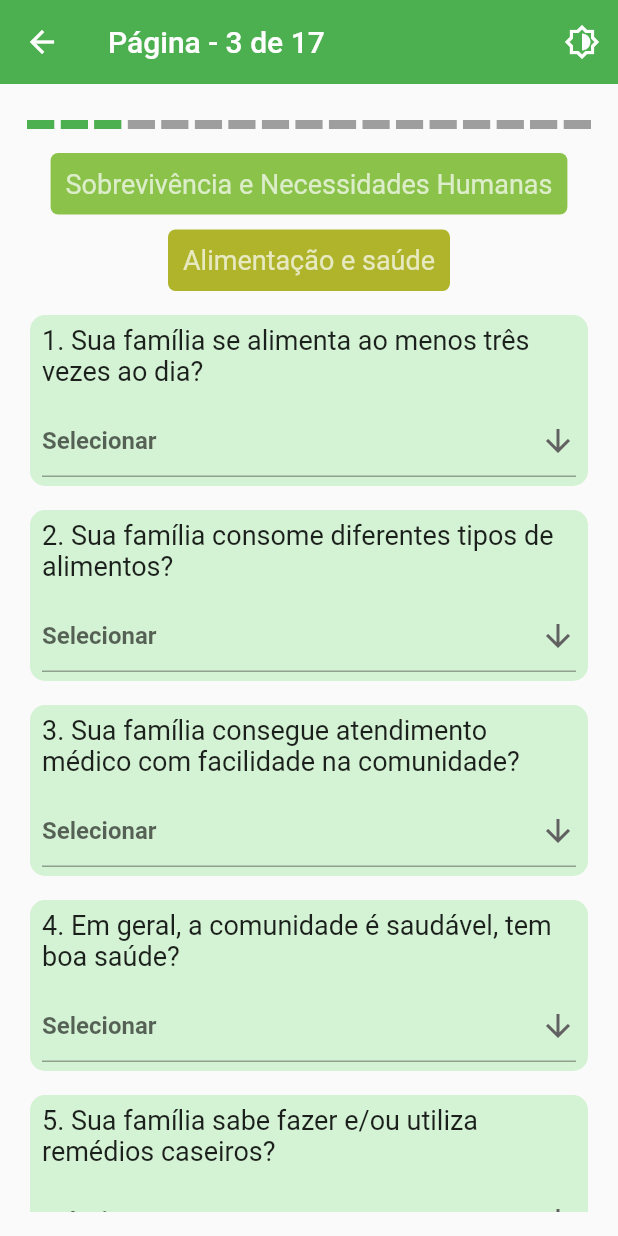
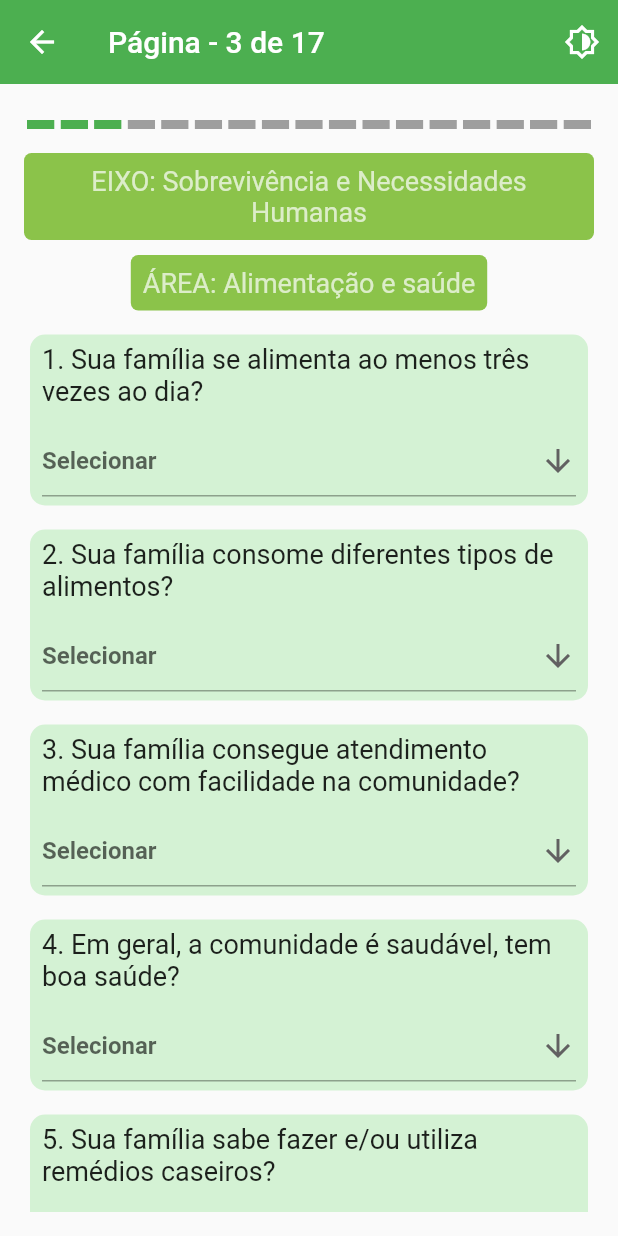
Before and after one commit to PHVGuimaraes-dev/app-antropoindicadores, a Flutter app: the FormPage screen opened by its route, on a phone screen of 412 x 824 dp. Run offline on Flutter 3.47's test engine with Material 2 defaults, Android fonts, the phone set to English and light mode, and no system bars; drawn by our look-alikes of step_progress_indicator; our stand-ins replace adaptive_theme, csv, flutter_riverpod, permission_handler; missing offline and left inert: flutter_pdfview, shared_preferences_web.

Commit message:
fix - UI updates

```diff
--- a/lib/main.dart
+++ b/lib/main.dart
@@ -8,10 +8,6 @@ import 'screens/home_page.dart';
 import 'screens/form_data_page.dart';
 import 'screens/informant_data_page.dart';
 
-// TODO: Navegação livre entre páginas
-// TODO: Não apagar abas ao voltar
-// TODO: Descrição de itens
-// TODO: Padronização de UI
 
 Future<void> main() async {
 
--- a/lib/page_scaffold.dart
+++ b/lib/page_scaffold.dart
@@ -29,7 +29,11 @@ class PageScaffold extends StatelessWidget {
       backgroundColor: Theme.of(context).scaffoldBackgroundColor,
       body: SafeArea(
           minimum: const EdgeInsets.all(16),
-          child: child)
+          //child: PageStorage(
+            //bucket: PageStorageBucket(),
+            child: child,
+          //)
+      )
     );
   }
 }
--- a/lib/screens/form_page.dart
+++ b/lib/screens/form_page.dart
@@ -28,12 +28,14 @@ class _FormPageState extends State<FormPage>{
   late int indexRota; // índice da sequência de páginas
   late int indexP;  // índice da posição da pergunta
   late int indexV;
+  //late PageStorageKey _storageKey;
 
   @override
   void initState() {
     indexRota = widget.indice;
     indexP = 0 + (widget.indice-3)*6;
     indexV = 11 + (widget.indice-3)*5;
+    //_storageKey = PageStorageKey(widget.indice);
     super.initState();
   }
 
@@ -44,6 +46,7 @@ class _FormPageState extends State<FormPage>{
         child: PageScaffold(
           title: "Página - $indexRota de 17",
           child: ListView(
+            //key: _storageKey,
             children: <Widget>[
               Column(
                 mainAxisSize: MainAxisSize.min,
@@ -57,41 +60,47 @@ class _FormPageState extends State<FormPage>{
                   const SizedBox(height: 16, width: double.infinity),
 
                   Container(
-                      padding: const EdgeInsets.all(10),
+                      padding: const EdgeInsets.all(8),
                       decoration: BoxDecoration(
                           borderRadius: BorderRadius.circular(5.0),
                           color: Colors.lightGreen ),
-                      child: Text(DataStorage().perguntas(
-                          "${((indexP)/30).floor()}B"),
+                      child: Text(
+                          "EIXO: ${DataStorage().perguntas(
+                              "${(indexP/30).floor()}B")}",
                           textAlign: TextAlign.center, style: const TextStyle(
                               fontSize: 18, color: Colors.white70))),
                   const SizedBox(height: 10, width: double.infinity),
 
                   Container(
-                      padding: const EdgeInsets.all(10),
+                      padding: const EdgeInsets.all(8),
                       decoration: BoxDecoration(
                           borderRadius: BorderRadius.circular(5.0),
-                          color: Colors.lime.shade700),
-                      child: Text(DataStorage().perguntas(indexP),
+                          color: Colors.lightGreen),
+                      child: Text("ÁREA: ${DataStorage().perguntas(indexP)}",
                           textAlign: TextAlign.center, style: const TextStyle(
                               fontSize: 18, color: Colors.white70))),
                   const SizedBox(height: 8, width: double.infinity),
 
-                  CampoSelect(indicePergunta: indexP+1, indiceVetor: indexV),
-                  CampoSelect(indicePergunta: indexP+2, indiceVetor: indexV+1),
-                  CampoSelect(indicePergunta: indexP+3, indiceVetor: indexV+2),
-                  CampoSelect(indicePergunta: indexP+4, indiceVetor: indexV+3),
-                  CampoSelect(indicePergunta: indexP+5, indiceVetor: indexV+4),
+                  CampoSelect(keyValue: '0',
+                      indicePergunta: indexP+1, indiceVetor: indexV),
+                  CampoSelect(keyValue: '1',
+                      indicePergunta: indexP+2, indiceVetor: indexV+1),
+                  CampoSelect(keyValue: '2',
+                      indicePergunta: indexP+3, indiceVetor: indexV+2),
+                  CampoSelect(keyValue: '3',
+                      indicePergunta: indexP+4, indiceVetor: indexV+3),
+                  CampoSelect(keyValue: '4',
+                      indicePergunta: indexP+5, indiceVetor: indexV+4),
                 ],
               ),
               ElevatedButton.icon(
                   onPressed: () async{
-
-                    _formKey.currentState!.validate()
-                      ? _formKey.currentState!.save()
-                      : (indexRota == 17)
+                    if (_formKey.currentState!.validate()){
+                      _formKey.currentState!.save();
+                      (indexRota==17)
                         ? _savingDialog()
                         : Navigator.pushNamed(context, '/rota${indexRota+1}');
+                    }
                   },
 
                   style: ButtonStyle(
@@ -137,7 +146,7 @@ class _FormPageState extends State<FormPage>{
                               (BuildContext context) => const HomePage()),
                           ModalRoute.withName('/home'));
                       ScaffoldMessenger.of(context).showSnackBar(
-                          const SnackBar(content: Text('Fomulário salvo')));
+                          const SnackBar(content: Text('Questionárioq salvo')));
                     });
                   },
                   child: const Text("Confirmar")),
--- a/lib/screens/pdf_screen.dart
+++ b/lib/screens/pdf_screen.dart
@@ -1,6 +1,7 @@
 import 'dart:async';
 import 'package:flutter/material.dart';
 import 'package:flutter_pdfview/flutter_pdfview.dart';
+import 'package:formularios_antropoindicadores/helpers/data_storage.dart';
 
 class PDFScreen extends StatefulWidget {
   final String? path;
@@ -29,7 +30,10 @@ class _PDFScreenState extends State<PDFScreen> with WidgetsBindingObserver {
         actions: [
           IconButton(
             icon: const Icon(Icons.download),
-            onPressed: () {
+            onPressed: () async {
+              await DataStorage().getUserGuide();
+              ScaffoldMessenger.of(context).showSnackBar(const SnackBar(
+                  content: Text("Manual disponível na pasta 'Documentos'")));
             },
           ),
         ],
--- a/lib/utils/campo_select.dart
+++ b/lib/utils/campo_select.dart
@@ -5,10 +5,12 @@ import '../helpers/data_storage.dart';
 class CampoSelect extends StatefulWidget {
   const CampoSelect({
     Key? key,
+    required this.keyValue,
     required this.indicePergunta,
     required this.indiceVetor
   }) : super(key:key);
 
+  final String keyValue;
   final int indicePergunta;
   final int indiceVetor;
 
@@ -17,6 +19,10 @@ class CampoSelect extends StatefulWidget {
 }
 
 class _CampoSelectState extends State<CampoSelect> {
+
+  String? dropdownValue;
+  bool isSelected = false;
+
   @override
   Widget build(BuildContext context){
     return Flexible(
@@ -24,15 +30,13 @@ class _CampoSelectState extends State<CampoSelect> {
         child: Card(
           elevation: 0,
           color: const Color(0x3032cd32), //0xAARRGGBB
-
           margin: const EdgeInsets.symmetric(vertical: 8.0, horizontal: 4.0),
           shape: RoundedRectangleBorder(
             borderRadius: BorderRadius.circular(10),
-            //side: BorderSide(color: Theme.of(context).colorScheme.background),
           ),
           child: ListView(
             physics: const NeverScrollableScrollPhysics(), //lista não rolável
-            shrinkWrap: true, // faz caber na página
+            shrinkWrap: true,
             children: <Widget>[
               //const SizedBox(height: 40),
               Padding(
@@ -56,10 +60,16 @@ class _CampoSelectState extends State<CampoSelect> {
 
   Widget _dropdown(){
 
-    String? dropdownValue;
-    bool isSelected = false;
+    //Map<String, dynamic>? savedState = PageStorage.of(context).readState(context);
+
+    //if (savedState != null) {
+    //  setState(() {
+    //    dropdownValue = savedState[widget.keyValue];
+    //  });
+    //}
 
     return  DropdownButtonFormField(
+      //key: ValueKey(widget.keyValue),
       hint: const Text('Selecionar'),
       value: dropdownValue,
       icon: const Icon(Icons.arrow_downward),
@@ -82,7 +92,13 @@ class _CampoSelectState extends State<CampoSelect> {
         return null;
       },
       onSaved: (text){
-        dadosList[widget.indiceVetor] = dropdownValue![0]; // test [0]
+
+        dadosList[widget.indiceVetor] = dropdownValue![0];
+
+        //PageStorage.of(context).writeState(context, {
+        //  widget.keyValue: dropdownValue!,
+        //}
+        //);
       },
       items: <String>[
         'X (Não informado)',
--- a/pubspec.yaml
+++ b/pubspec.yaml
@@ -3,7 +3,7 @@ description: App de formulário para o PROJETO INDICADORES ANTRÓPICOS / ANTROPO
 
 publish_to: 'none' # Remove this line if you wish to publish to pub.dev
 
-version: 1.4.0+9
+version: 1.4.1+10
 
 environment:
   sdk: ">=3.0.0 <4.0.0"
@@ -25,8 +25,6 @@ dependencies:
   path_provider: ^2.0.6
   permission_handler: ^10.3.0
   step_progress_indicator: ^1.0.2
-  shared_preferences: ^2.2.2
-  sqflite: ^2.3.0
   flutter_pdfview: ^1.3.2
 
 dev_dependencies:
```
Also changed, not shown: lib/helpers/data_storage.dart (+38 -19 lines), lib/screens/form_data_page.dart (+23 -0 lines), lib/screens/home_page.dart (+43 -29 lines), lib/screens/informant_data_page.dart (+27 -2 lines), lib/utils/campo_escrita.dart (+7 -2 lines), pubspec.lock, 3 other files.
